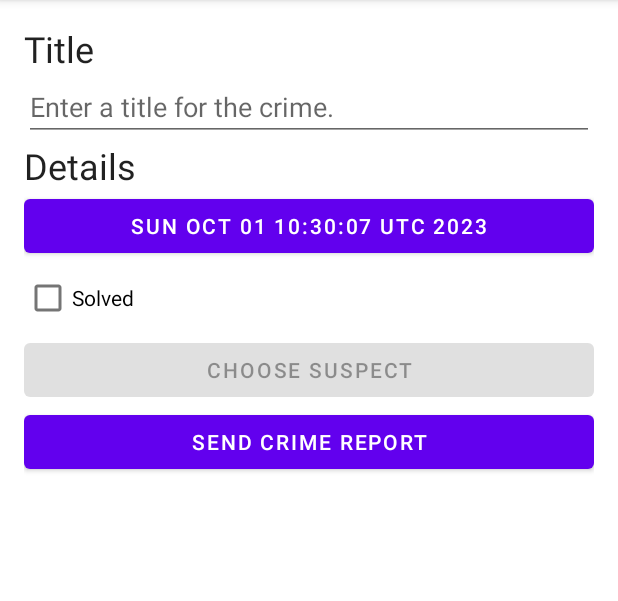
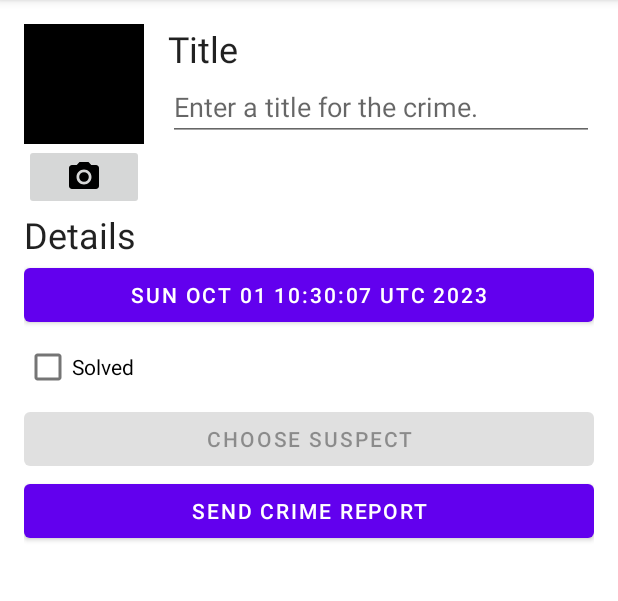
Before and after one commit to yuunster/CriminalIntent, an Android app: the screen it shows after launch (MainActivity), after a tap on "New Crime", on a phone screen of 412 x 824 dp, the part 84-685 px from its top. Run offline under Robolectric (Android 15) with nearby library versions, the phone set to English and light mode, and no system bars; our stand-ins replace Room's generated code; 2 statements that could not run were skipped.

Commit message:
Chapter 17: Implemented a thumbnail and photo button to throw an implicit intent for users to upload a picture

```diff
--- a/app/src/main/java/com/bignerdranch/android/criminalintent/Crime.kt
+++ b/app/src/main/java/com/bignerdranch/android/criminalintent/Crime.kt
@@ -11,5 +11,6 @@ data class Crime(
     val title: String,
     val date: Date,
     val isSolved: Boolean,
-    val suspect: String = ""
+    val suspect: String = "",
+    val photoFileName: String? = null
 )
--- a/app/src/main/java/com/bignerdranch/android/criminalintent/CrimeDetailFragment.kt
+++ b/app/src/main/java/com/bignerdranch/android/criminalintent/CrimeDetailFragment.kt
@@ -12,6 +12,8 @@ import android.view.LayoutInflater
 import android.view.View
 import android.view.ViewGroup
 import androidx.activity.result.contract.ActivityResultContracts
+import androidx.core.content.FileProvider
+import androidx.core.view.doOnLayout
 import androidx.core.widget.doOnTextChanged
 import androidx.fragment.app.Fragment
 import androidx.fragment.app.setFragmentResultListener
@@ -22,7 +24,9 @@ import androidx.lifecycle.repeatOnLifecycle
 import androidx.navigation.fragment.findNavController
 import androidx.navigation.fragment.navArgs
 import com.bignerdranch.android.criminalintent.databinding.FragmentCrimeDetailBinding
+import getScaledBitmap
 import kotlinx.coroutines.launch
+import java.io.File
 import java.util.Date
 import java.util.UUID
 
@@ -44,6 +48,18 @@ class CrimeDetailFragment : Fragment() {
     ) { uri: Uri? ->
         uri?.let { parseContactSelection(it) }
     }
+
+    private val takePhoto = registerForActivityResult(
+        ActivityResultContracts.TakePicture()
+    ) { didTakePhoto: Boolean ->
+        if (didTakePhoto && photoName != null) {
+            crimeDetailViewModel.updateCrime { oldCrime ->
+                oldCrime.copy(photoFileName = photoName)
+            }
+        }
+    }
+
+    private var photoName: String? = null
 
     override fun onCreateView(
         inflater: LayoutInflater,
@@ -92,6 +108,8 @@ class CrimeDetailFragment : Fragment() {
             crimeSuspect.text = crime.suspect.ifEmpty {
                 getString(R.string.crime_suspect_text)
             }
+
+            updatePhoto(crime.photoFileName)
         }
     }
 
@@ -136,6 +154,28 @@ class CrimeDetailFragment : Fragment() {
             )
         return resolvedActivity != null
     }
+
+    private fun updatePhoto(photoFileName: String?) {
+        if (binding.crimePhoto.tag != photoFileName) {
+            val photoFile = photoFileName?.let {
+                File(requireContext().applicationContext.filesDir, it)
+            }
+            if (photoFile?.exists() == true) {
+                binding.crimePhoto.doOnLayout { measuredView ->
+                    val scaledBitmap = getScaledBitmap(
+                        photoFile.path,
+                        measuredView.width,
+                        measuredView.height
+                    )
+                    binding.crimePhoto.setImageBitmap(scaledBitmap)
+                    binding.crimePhoto.tag = photoFileName
+                }
+            } else {
+                binding.crimePhoto.setImageBitmap(null)
+                binding.crimePhoto.tag = null
+            }
+        }
+    }
     override fun onViewCreated(view: View, savedInstanceState: Bundle?) {
         super.onViewCreated(view, savedInstanceState)
 
@@ -161,6 +201,24 @@ class CrimeDetailFragment : Fragment() {
                 null
             )
             crimeSuspect.isEnabled = canResolveIntent(selectSuspectIntent)
+
+            crimeCamera.setOnClickListener {
+                photoName = "IMG_${Date()}.JPG"
+                val photoFile = File(requireContext().applicationContext.filesDir,
+                    photoName)
+                val photoUri = FileProvider.getUriForFile(
+                    requireContext(),
+                    "com.bignerdranch.android.criminalintent.fileprovider",
+                    photoFile
+                )
+                takePhoto.launch(photoUri)
+            }
+
+            val captureImageIntent = takePhoto.contract.createIntent(
+                requireContext(),
+                null
+            )
+            crimeCamera.isEnabled = canResolveIntent(captureImageIntent)
         }
 
         viewLifecycleOwner.lifecycleScope.launch {
--- a/app/src/main/java/com/bignerdranch/android/criminalintent/CrimeRepository.kt
+++ b/app/src/main/java/com/bignerdranch/android/criminalintent/CrimeRepository.kt
@@ -4,6 +4,7 @@ import android.content.Context
 import androidx.room.Room
 import com.bignerdranch.android.criminalintent.database.CrimeDatabase
 import com.bignerdranch.android.criminalintent.database.migration_1_2
+import com.bignerdranch.android.criminalintent.database.migration_2_3
 import kotlinx.coroutines.CoroutineScope
 import kotlinx.coroutines.GlobalScope
 import kotlinx.coroutines.flow.Flow
@@ -22,7 +23,7 @@ class CrimeRepository private constructor(
             CrimeDatabase::class.java,
             DATABASE_NAME
         )
-        .addMigrations(migration_1_2)
+        .addMigrations(migration_1_2, migration_2_3)
         .build()
 
     fun getCrimes(): Flow<List<Crime>>
--- a/app/src/main/java/com/bignerdranch/android/criminalintent/database/CrimeDatabase.kt
+++ b/app/src/main/java/com/bignerdranch/android/criminalintent/database/CrimeDatabase.kt
@@ -7,7 +7,7 @@ import androidx.room.migration.Migration
 import androidx.sqlite.db.SupportSQLiteDatabase
 import com.bignerdranch.android.criminalintent.Crime
 
-@Database(entities = [ Crime::class ], version=2)
+@Database(entities = [ Crime::class ], version=3)
 @TypeConverters(CrimeTypeConverters::class)
 abstract class CrimeDatabase : RoomDatabase() {
     abstract fun crimeDao(): CrimeDao
@@ -20,3 +20,11 @@ val migration_1_2 = object : Migration(1, 2) {
         )
     }
 }
+
+val migration_2_3 = object : Migration(2, 3) {
+    override fun migrate(database: SupportSQLiteDatabase) {
+        database.execSQL(
+            "ALTER TABLE Crime ADD COLUMN photoFileName TEXT"
+        )
+    }
+}
--- /dev/null
+++ b/app/src/main/res/drawable/ic_camera.xml
@@ -0,0 +1,6 @@
+<vector android:height="24dp" android:tint="#000000"
+    android:viewportHeight="24" android:viewportWidth="24"
+    android:width="24dp" xmlns:android="http://schemas.android.com/apk/res/android">
+    <path android:fillColor="@android:color/white" android:pathData="M12,12m-3.2,0a3.2,3.2 0,1 1,6.4 0a3.2,3.2 0,1 1,-6.4 0"/>
+    <path android:fillColor="@android:color/white" android:pathData="M9,2L7.17,4L4,4c-1.1,0 -2,0.9 -2,2v12c0,1.1 0.9,2 2,2h16c1.1,0 2,-0.9 2,-2L22,6c0,-1.1 -0.9,-2 -2,-2h-3.17L15,2L9,2zM12,17c-2.76,0 -5,-2.24 -5,-5s2.24,-5 5,-5 5,2.24 5,5 -2.24,5 -5,5z"/>
+</vector>
--- a/app/src/main/res/layout/fragment_crime_detail.xml
+++ b/app/src/main/res/layout/fragment_crime_detail.xml
@@ -4,6 +4,35 @@
     android:layout_width="match_parent"
     android:layout_height="match_parent"
     android:layout_margin="16dp">
+
+    <LinearLayout
+        android:layout_width="match_parent"
+        android:layout_height="wrap_content"
+        android:orientation="horizontal">
+        <LinearLayout
+            android:layout_width="wrap_content"
+            android:layout_height="wrap_content"
+            android:orientation="vertical"
+            android:layout_marginEnd="16dp">
+            <ImageView
+                android:id="@+id/crime_photo"
+                android:layout_width="80dp"
+                android:layout_height="80dp"
+                android:scaleType="centerInside"
+                android:cropToPadding="true"
+                android:background="@color/black"/>
+            <ImageButton
+                android:id="@+id/crime_camera"
+                android:layout_width="match_parent"
+                android:layout_height="wrap_content"
+                android:src="@drawable/ic_camera"/>
+        </LinearLayout>
+
+        <LinearLayout
+            android:orientation="vertical"
+            android:layout_width="0dp"
+            android:layout_height="wrap_content"
+            android:layout_weight="1">
             <TextView
                 android:layout_width="match_parent"
                 android:layout_height="wrap_content"
@@ -16,6 +45,8 @@
                 android:hint="@string/crime_title_hint"
                 android:importantForAutofill="no"
                 android:inputType="text" />
+        </LinearLayout>
+    </LinearLayout>
     <TextView
         android:layout_width="match_parent"
         android:layout_height="wrap_content"
--- /dev/null
+++ b/app/src/main/res/xml/files.xml
@@ -0,0 +1,3 @@
+<paths>
+    <files-path name="crime_photos" path="."/>
+</paths>
```
Also changed, not shown: app/src/main/AndroidManifest.xml (+15 -0 lines), app/src/main/java/com/bignerdranch/android/criminalintent/PictureUtils.kt (added, +24 -0 lines). Lines whose indentation alone changed are shown as unchanged.
